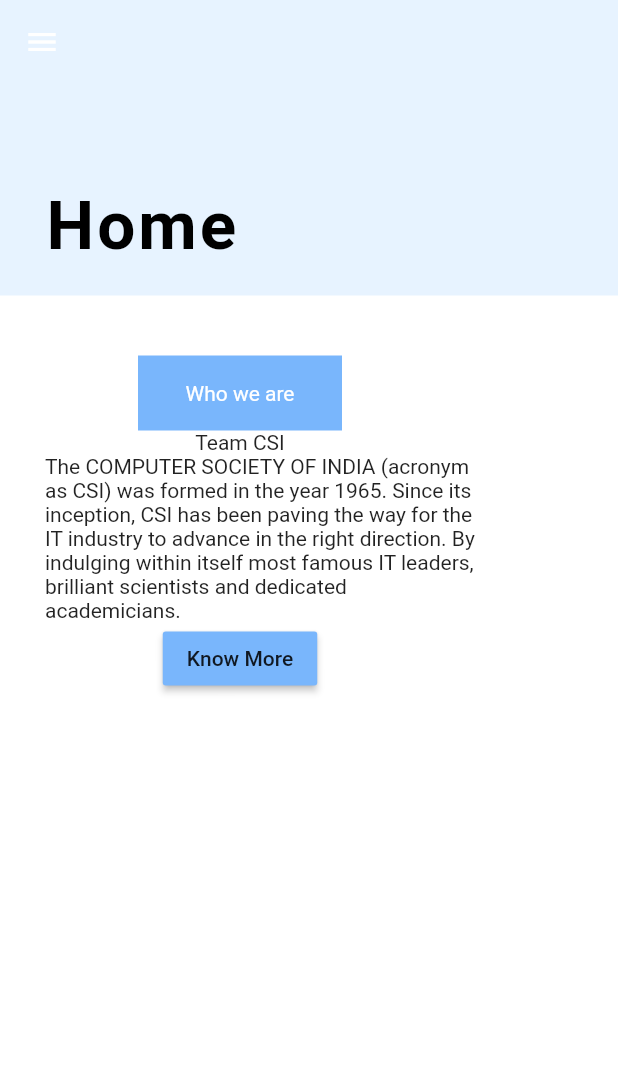
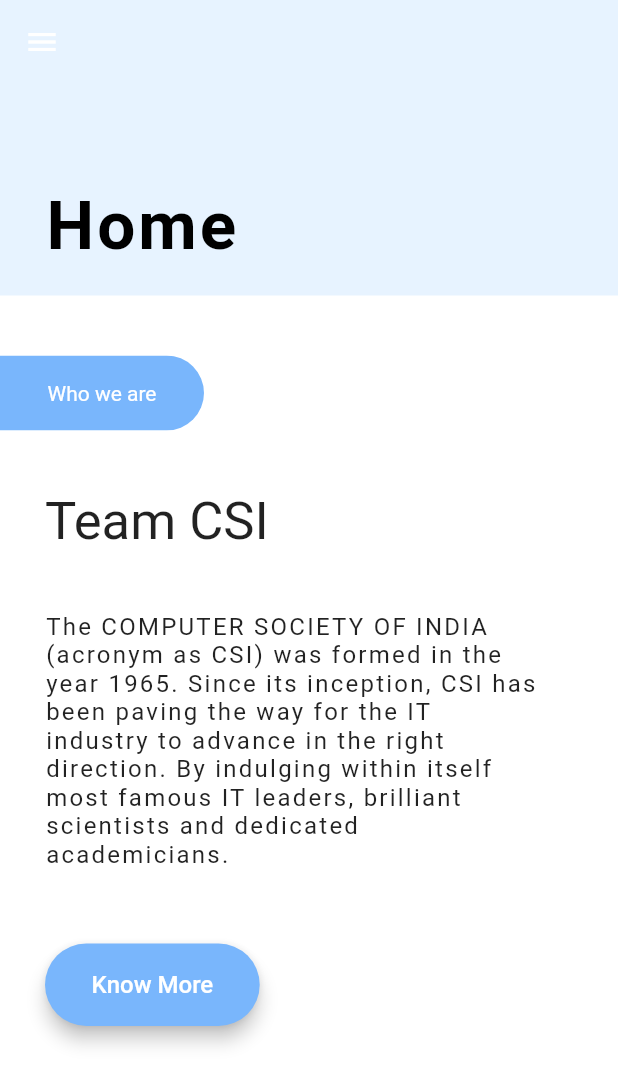
Before and after one commit to xdityxa/CSI-App, a Flutter app: the screen it shows after launch, on a phone screen of 412 x 824 dp. Shown: the top 1085 px of the screen. Run offline on Flutter 3.47's test engine with Material 2 defaults, Android fonts, the phone set to English and light mode, and no system bars; our stand-ins replace hexcolor.

Commit message:
skeleton ready

```diff
--- a/lib/screens/home_page_screen.dart
+++ b/lib/screens/home_page_screen.dart
@@ -38,14 +38,19 @@ class HomePage extends StatelessWidget {
                 height: 627,
                 color: Colors.white,
                 width: 500,
-                alignment: Alignment.topLeft,
+                // alignment: Alignment.topLeft,
                 child: Column(
+                  // mainAxisAlignment: MainAxisAlignment.spaceAround,
+                  crossAxisAlignment: CrossAxisAlignment.start,
                   children: <Widget>[
-                    Container(
+                    SizedBox(height: 40),
+                    ClipRRect(
+                      borderRadius: BorderRadius.only(
+                        topRight: Radius.circular(32),
+                        bottomRight: Radius.circular(32),
+                      ),
+                      child: Container(
                         alignment: Alignment.center,
-                      margin: EdgeInsets.only(
-                        top: 40,
-                      ),
                         height: 50,
                         width: 136,
                         child: Text(
@@ -56,25 +61,58 @@ class HomePage extends StatelessWidget {
                         ),
                         color: Hexcolor('#79B6FC'),
                       ),
-                    Text(
+                    ),
+                    SizedBox(
+                      height: 40,
+                    ),
+                    Padding(
+                      padding: const EdgeInsets.only(left: 30.0),
+                      child: Text(
                         'Team CSI',
-                      style: TextStyle(),
+                        style: TextStyle(
+                          fontSize: 35,
+                        ),
+                      ),
+                    ),
+                    SizedBox(
+                      height: 40,
                     ),
                     Container(
-                      padding: EdgeInsets.only(left: 30,),
-                      width: 320,
+                      margin: EdgeInsets.only(
+                        left: 30,
+                      ),
+                      width: 330,
                       child: Text(
                         'The COMPUTER SOCIETY OF INDIA (acronym as CSI) was formed in the year 1965. Since its inception, CSI has been paving the way for the IT industry to advance in the right direction. By indulging within itself most famous IT leaders, brilliant scientists and dedicated academicians.',
-                        style: TextStyle(),
-
+                        style: TextStyle(
+                          letterSpacing: 1.5,
+                          fontSize: 16,
                         ),
                       ),
-                    RaisedButton(
-                      child: Text('Know More'),
+                    ),
+                    SizedBox(height: 50),
+
+                    Container(
+                      margin: EdgeInsets.only(left: 30),                      child: RaisedButton(
+                        child: Padding(
+                          padding: const EdgeInsets.symmetric(
+                            vertical: 18,
+                            horizontal: 15,
+                          ),
+                          child: Text(
+                            'Know More',
+                            style: TextStyle(color: Colors.white, fontSize: 16),
+                          ),
+                        ),
+                        shape: RoundedRectangleBorder(
+                          borderRadius: BorderRadius.circular(32),
+                        ),
+                        elevation: 5,
                         color: Hexcolor('#79B6FC'),
-                      onPressed: (){
+                        onPressed: () {
                           //...
                         },
+                      ),
                     ),
                   ],
                 ),
```
Lines whose indentation alone changed are shown as unchanged.
